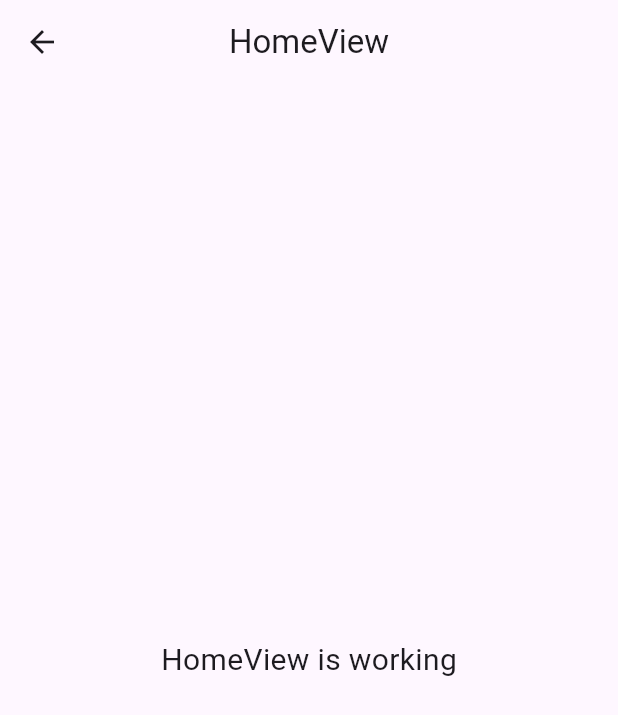
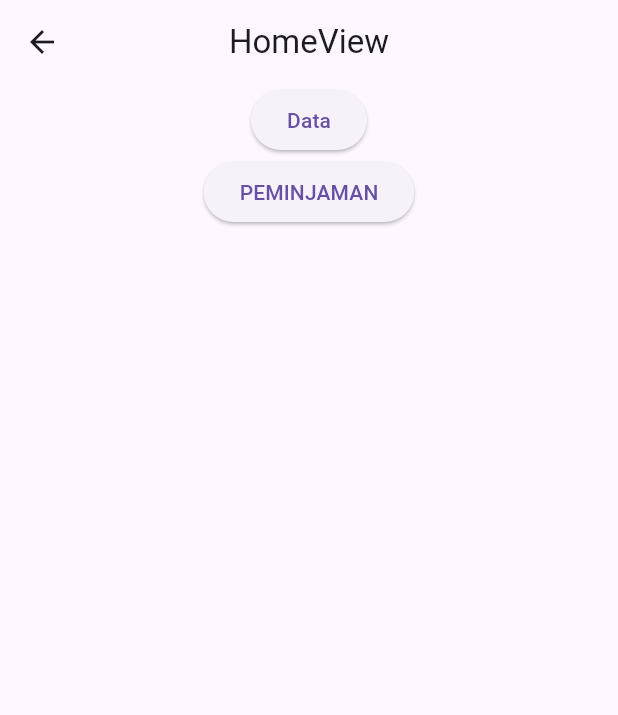
Before and after one commit to BagusAdji/petugas_perpustakaan_app, a Flutter app: the HomeView screen opened by its route, on a phone screen of 412 x 824 dp. Shown: the top 715 px of the screen. Run offline on Flutter 3.47's test engine with Material 3 defaults, Android fonts, the phone set to English and light mode, and no system bars; our stand-ins replace dio, get, get_storage, pretty_dio_logger; missing offline and left inert: dart:html; accounts and stored records are empty.

Commit message:
fixing commit

```diff
--- a/lib/app/data/model/response_book.dart
+++ b/lib/app/data/model/response_book.dart
@@ -2,13 +2,13 @@
 /// message : "success"
 /// data : [{"id":1,"kategori_id":1,"judul":"Belajar mengenal angka","penulis":"kusnaidi","penerbit":"PT alangka","tahun_terbit":2024,"created_at":"2024-01-09T05:43:09.000000Z","updated_at":"2024-01-09T05:43:09.000000Z","kategori":{"id":1,"nama":"umum"}}]
 
-class ResponeBook {
-  ResponeBook({
+class ResponseBook {
+  ResponseBook({
       this.status,
       this.message,
       this.data,});
 
-  ResponeBook.fromJson(dynamic json) {
+  ResponseBook.fromJson(dynamic json) {
     status = json['status'];
     message = json['message'];
     if (json['data'] != null) {
--- a/lib/app/modules/home/views/home_view.dart
+++ b/lib/app/modules/home/views/home_view.dart
@@ -1,6 +1,7 @@
 import 'package:flutter/material.dart';
 
 import 'package:get/get.dart';
+import 'package:petugas_perpustakaan_app/app/routes/app_pages.dart';
 
 import '../controllers/home_controller.dart';
 
@@ -13,10 +14,14 @@ class HomeView extends GetView<HomeController> {
         title: const Text('HomeView'),
         centerTitle: true,
       ),
-      body: const Center(
-        child: Text(
-          'HomeView is working',
-          style: TextStyle(fontSize: 20),
+      body: Center(
+        child: Column(
+          children: [
+            ElevatedButton(onPressed: ()=>Get.toNamed(Routes.BOOK),
+                child: Text("Data")),
+            ElevatedButton(onPressed: ()=>Get.toNamed(Routes.PEMINJAMAN),
+                child: Text("PEMINJAMAN"))
+          ],
         ),
       ),
     );
--- a/lib/app/routes/app_routes.dart
+++ b/lib/app/routes/app_routes.dart
@@ -5,10 +5,16 @@ abstract class Routes {
   Routes._();
   static const HOME = _Paths.HOME;
   static const LOGIN = _Paths.LOGIN;
+  static const BOOK = _Paths.BOOK;
+  static const ADD_BOOK = _Paths.ADD_BOOK;
+  static const PEMINJAMAN = _Paths.PEMINJAMAN;
 }
 
 abstract class _Paths {
   _Paths._();
   static const HOME = '/home';
   static const LOGIN = '/login';
+  static const BOOK = '/book';
+  static const ADD_BOOK = '/add-book';
+  static const PEMINJAMAN = '/peminjaman';
 }
```
Also changed, not shown: lib/app/routes/app_pages.dart (+21 -0 lines).
